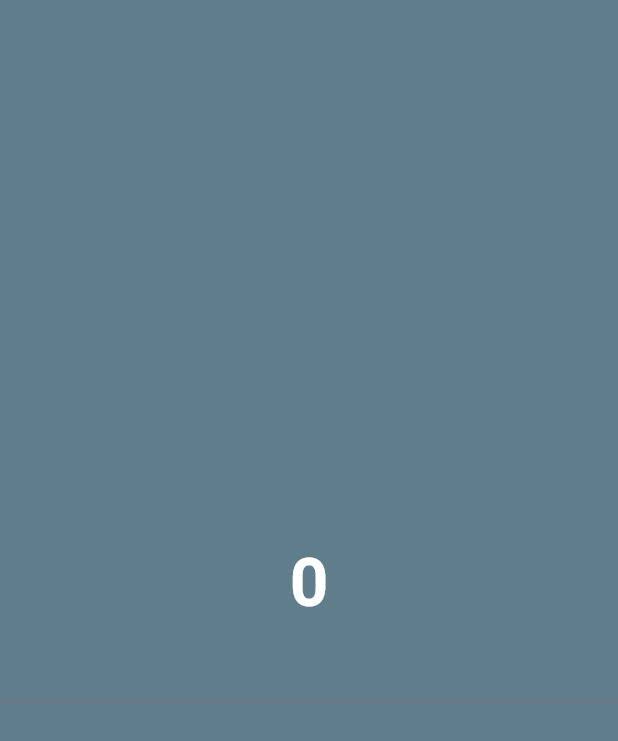
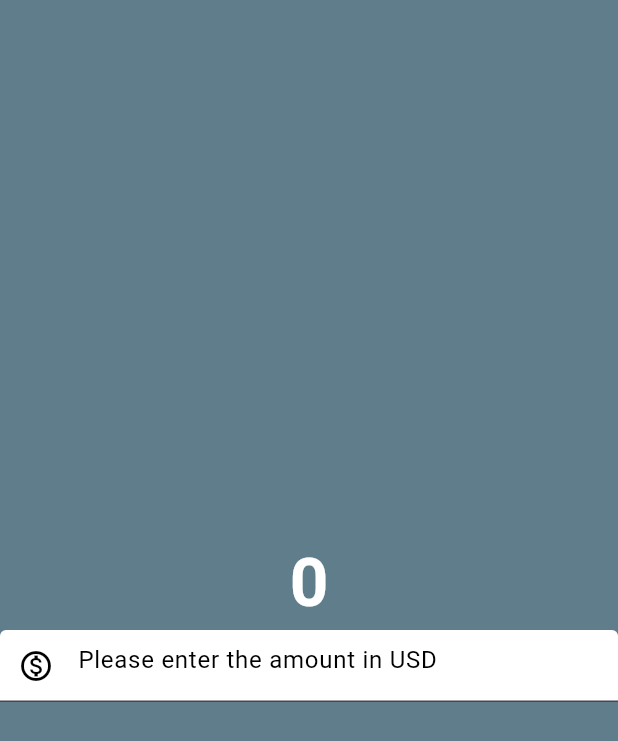
Before and after one commit to Shivangm9669/flutter, a Flutter app: the screen it shows after launch, on a phone screen of 412 x 824 dp. Shown: the top 741 px of the screen. Run offline on Flutter 3.47's test engine with Material 3 defaults, Android fonts, the phone set to English and light mode, and no system bars.

Commit message:
second commit

```diff
--- a/currency_convertor/lib/currency_convertor_material_page.dart
+++ b/currency_convertor/lib/currency_convertor_material_page.dart
@@ -16,9 +16,21 @@ class CurrencyConvertorMaterialPage extends StatelessWidget {
               style: TextStyle(
                   fontSize: 45,
                   fontWeight: FontWeight.bold,
-                  color: Color.fromRGBO(255, 255, 255, 1)),
+                  color: Colors.white),
             ),
-            TextField(),
+            TextField(
+              style: TextStyle(color: Colors.black),
+              decoration: InputDecoration(
+                  hintText: 'Please enter the amount in USD',
+                  hintStyle: TextStyle(
+                    color: Colors.black,
+                  ),
+                  prefixIcon: Icon(Icons.monetization_on_outlined),
+                  prefixIconColor: Colors.black,
+                  filled: true,
+                  fillColor: Colors.white,
+                  focusedBorder: OutlineInputBorder()),
+            ),
           ],
         ),
       ),
```
